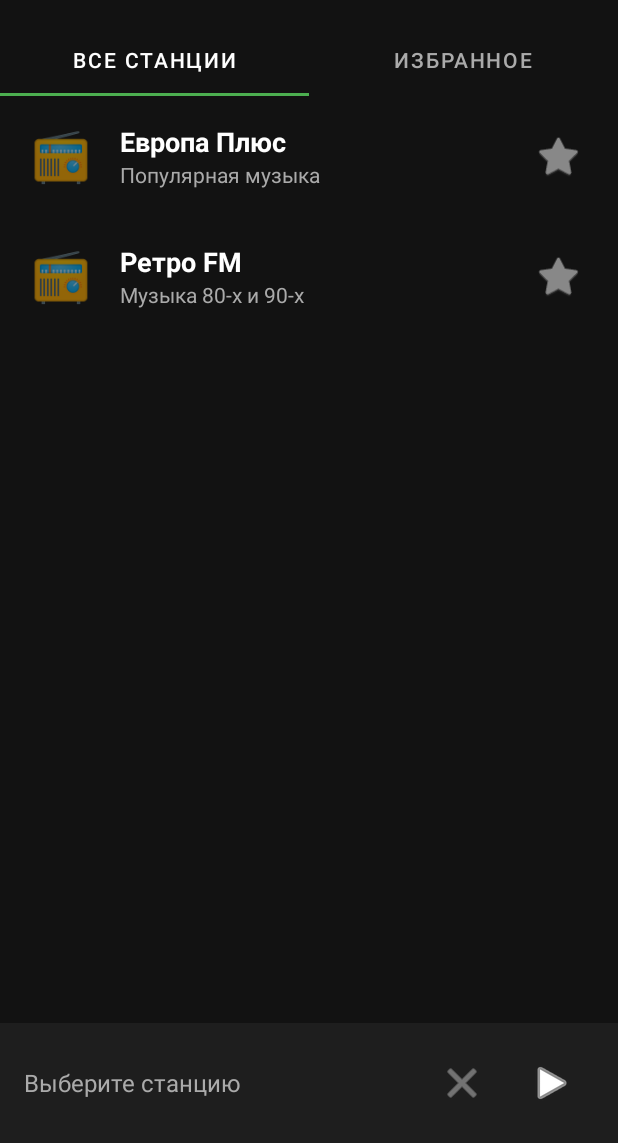
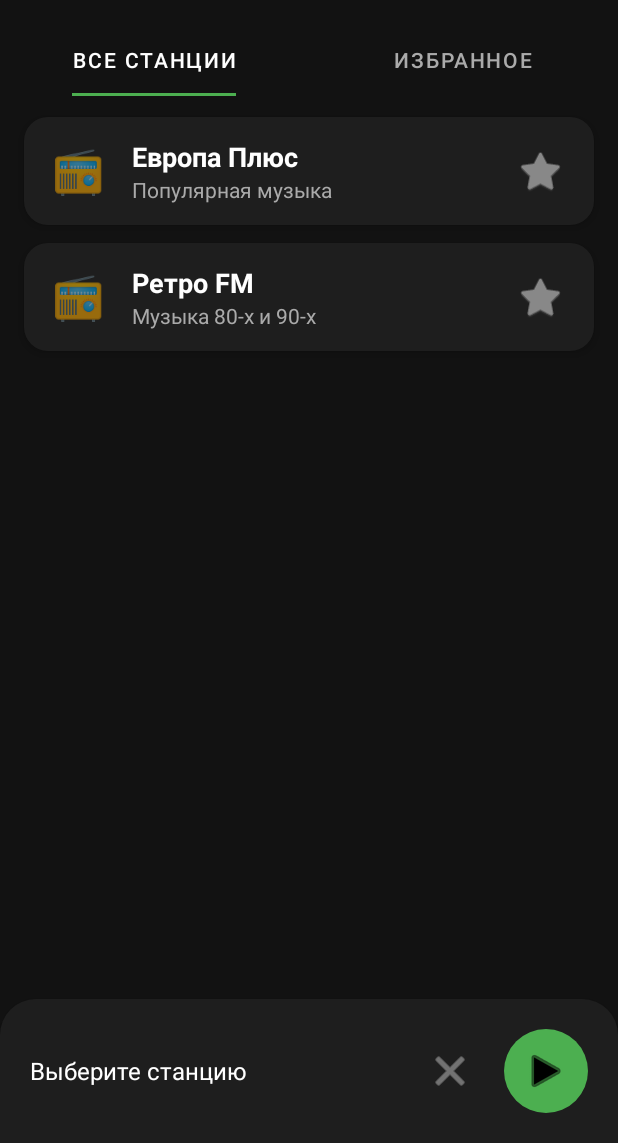
Before and after one commit to Ivan73738182/WaveBoxApp, an Android app: the screen it shows after launch (MainActivity), on a phone screen of 412 x 824 dp, the part 93-1236 px from its top. Run offline under Robolectric (Android 15) with nearby library versions, the phone set to English and light mode, and no system bars; 3 statements that could not run were skipped.

Commit message:
ui: rounded corners for cards, player bar and buttons

```diff
--- /dev/null
+++ b/app/src/main/res/drawable/bg_circle_button.xml
@@ -0,0 +1,5 @@
+<?xml version="1.0" encoding="utf-8"?>
+<shape xmlns:android="http://schemas.android.com/apk/res/android"
+    android:shape="oval">
+    <solid android:color="#4CAF50" />
+</shape>
--- /dev/null
+++ b/app/src/main/res/drawable/bg_player_bar.xml
@@ -0,0 +1,8 @@
+<?xml version="1.0" encoding="utf-8"?>
+<shape xmlns:android="http://schemas.android.com/apk/res/android"
+    android:shape="rectangle">
+    <solid android:color="#1E1E1E" />
+    <corners
+        android:topLeftRadius="24dp"
+        android:topRightRadius="24dp" />
+</shape>
--- /dev/null
+++ b/app/src/main/res/drawable/bg_station_card.xml
@@ -0,0 +1,6 @@
+<?xml version="1.0" encoding="utf-8"?>
+<shape xmlns:android="http://schemas.android.com/apk/res/android"
+    android:shape="rectangle">
+    <solid android:color="#1E1E1E" />
+    <corners android:radius="16dp" />
+</shape>
--- a/app/src/main/res/layout/activity_main.xml
+++ b/app/src/main/res/layout/activity_main.xml
@@ -27,12 +27,16 @@
         app:tabTextColor="#AAAAAA"
         app:tabSelectedTextColor="#FFFFFF"
         app:tabIndicatorColor="#4CAF50"
+        app:tabIndicatorFullWidth="false"
         app:layout_constraintTop_toBottomOf="@id/titleText" />
 
     <androidx.recyclerview.widget.RecyclerView
         android:id="@+id/recyclerView"
         android:layout_width="match_parent"
         android:layout_height="0dp"
+        android:clipToPadding="false"
+        android:paddingTop="8dp"
+        android:paddingBottom="16dp"
         app:layout_constraintTop_toBottomOf="@id/tabLayout"
         app:layout_constraintBottom_toTopOf="@id/playerBar"
         app:layout_constraintStart_toStartOf="parent"
@@ -41,11 +45,12 @@
     <LinearLayout
         android:id="@+id/playerBar"
         android:layout_width="match_parent"
-        android:layout_height="80dp"
-        android:background="#1E1E1E"
+        android:layout_height="96dp"
+        android:background="@drawable/bg_player_bar"
         android:orientation="horizontal"
         android:gravity="center_vertical"
-        android:padding="16dp"
+        android:paddingHorizontal="20dp"
+        android:elevation="8dp"
         app:layout_constraintBottom_toBottomOf="parent"
         app:layout_constraintStart_toStartOf="parent"
         app:layout_constraintEnd_toEndOf="parent">
@@ -56,7 +61,7 @@
             android:layout_height="wrap_content"
             android:layout_weight="1"
             android:text="Выберите станцию"
-            android:textColor="#AAAAAA"
+            android:textColor="#FFFFFF"
             android:textSize="16sp"
             android:singleLine="true"
             android:ellipsize="end" />
@@ -68,15 +73,15 @@
             android:background="?attr/selectableItemBackgroundBorderless"
             android:src="@android:drawable/ic_menu_close_clear_cancel"
             app:tint="#AAAAAA"
-            android:layout_marginEnd="8dp" />
+            android:layout_marginEnd="12dp" />
 
         <ImageButton
             android:id="@+id/playPauseButton"
             android:layout_width="56dp"
             android:layout_height="56dp"
-            android:background="?attr/selectableItemBackgroundBorderless"
+            android:background="@drawable/bg_circle_button"
             android:src="@android:drawable/ic_media_play"
-            app:tint="#FFFFFF" />
+            app:tint="#000000" />
     </LinearLayout>
 
 </androidx.constraintlayout.widget.ConstraintLayout>
--- a/app/src/main/res/layout/item_station.xml
+++ b/app/src/main/res/layout/item_station.xml
@@ -3,16 +3,19 @@
     android:layout_width="match_parent"
     android:layout_height="wrap_content"
     android:orientation="horizontal"
-    android:padding="16dp"
-    android:background="?attr/selectableItemBackground"
-    android:gravity="center_vertical">
+    android:padding="12dp"
+    android:layout_marginHorizontal="16dp"
+    android:layout_marginVertical="6dp"
+    android:background="@drawable/bg_station_card"
+    android:gravity="center_vertical"
+    android:elevation="4dp">
 
     <TextView
         android:id="@+id/stationIcon"
         android:layout_width="48dp"
         android:layout_height="48dp"
         android:gravity="center"
-        android:textSize="32sp"
+        android:textSize="28sp"
         android:text="📻" />
 
     <LinearLayout
@@ -20,7 +23,7 @@
         android:layout_height="wrap_content"
         android:layout_weight="1"
         android:orientation="vertical"
-        android:layout_marginStart="16dp">
+        android:layout_marginStart="12dp">
 
         <TextView
             android:id="@+id/stationName"
```
